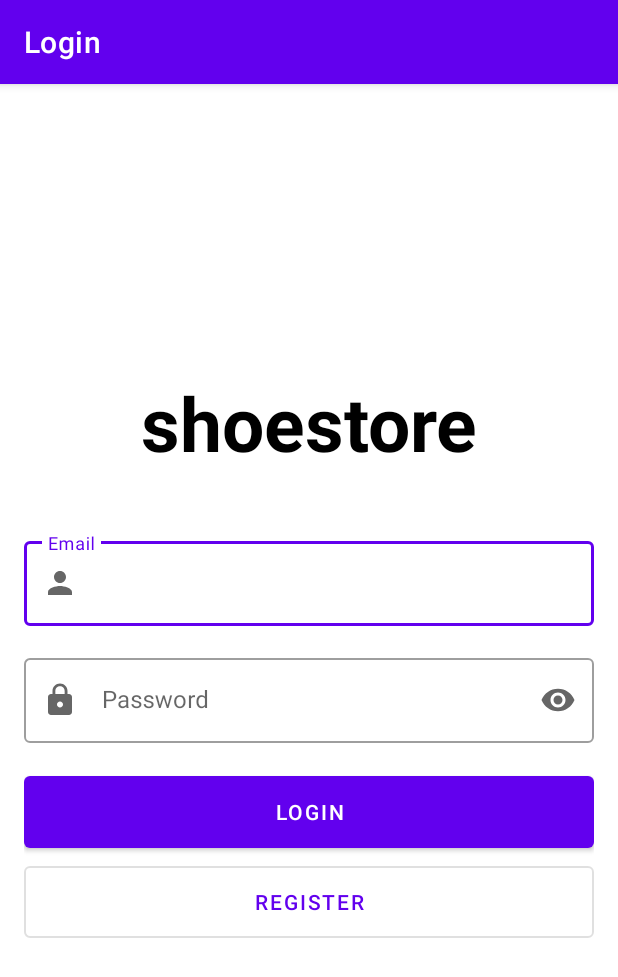
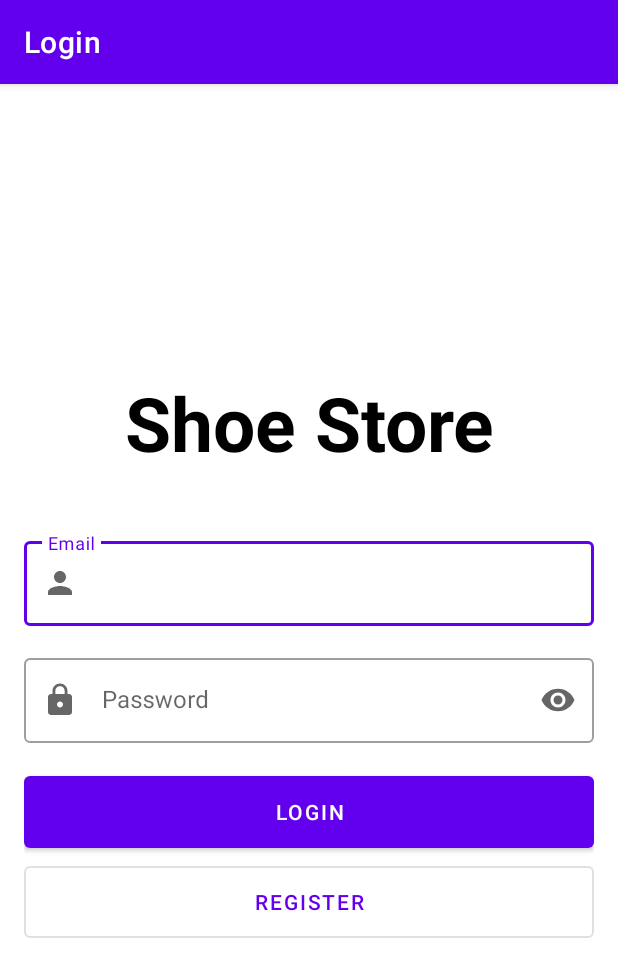
Before and after one commit to aelzohry/shoestore, an Android app: the screen it shows after launch (MainActivity), on a phone screen of 412 x 824 dp. Shown: the top 977 px of the screen. Run offline under Robolectric (Android 15) with nearby library versions, the phone set to English and light mode, and no system bars; our stand-ins replace Timber, data binding, navigation-ui.

Commit message:
format app name

```diff
--- a/app/src/main/res/values/strings.xml
+++ b/app/src/main/res/values/strings.xml
@@ -1,5 +1,5 @@
 <resources>
-    <string name="app_name">shoestore</string>
+    <string name="app_name">Shoe Store</string>
     <!-- Login Screen   -->
     <string name="login_title">Login</string>
     <string name="email_input">Email</string>
```
